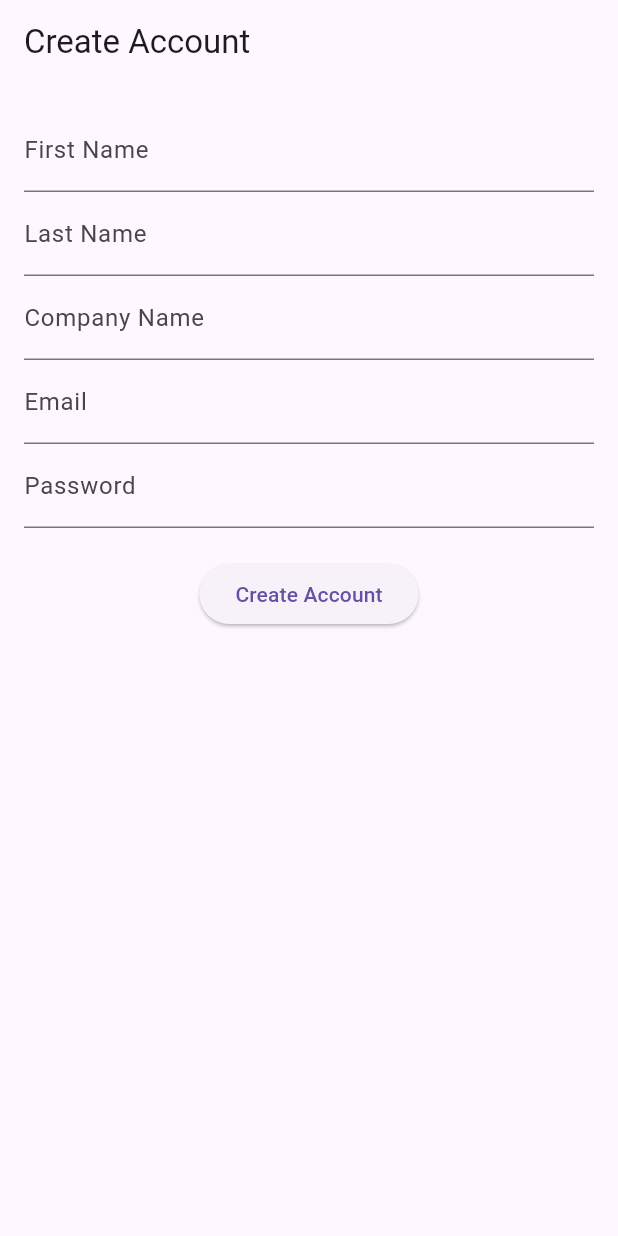
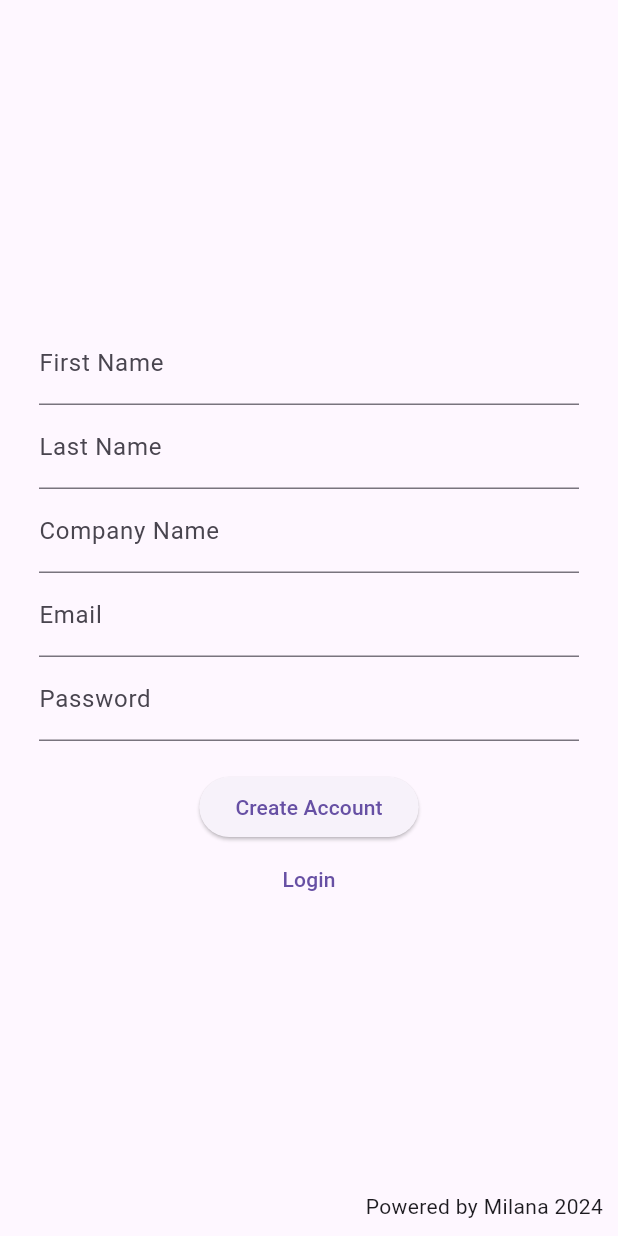
Before and after one commit to becejacM/firebase-auth-starter-flutter, a Flutter app: the screen it shows after launch, after a tap on "Create Account", on a phone screen of 412 x 824 dp. Run offline on Flutter 3.47's test engine with Material 3 defaults, Android fonts, the phone set to English and light mode, and no system bars; our stand-ins replace auto_route, bloc, cloud_firestore, equatable, firebase_auth, firebase_core and 3 more; accounts and stored records are empty; network calls fail.

Commit message:
di added, base state and base screen added, auto_route instead go_router

```diff
--- /dev/null
+++ b/firebase_login/lib/core/app/dependency_injection/injection.dart
@@ -0,0 +1,10 @@
+import 'package:get_it/get_it.dart';
+import 'package:injectable/injectable.dart';
+import 'injection.config.dart';
+
+final getIt = GetIt.instance;
+
+@InjectableInit()
+void configureInjection(String environment) {
+  $initGetIt(getIt, environment: environment);
+}
--- a/firebase_login/lib/core/app/navigation/app.dart
+++ /dev/null
@@ -1,50 +0,0 @@
-import 'package:flutter/material.dart';
-import 'package:go_router/go_router.dart';
-import 'package:flutter_bloc/flutter_bloc.dart';
-import 'package:firebase_login/feature/authentication/bloc/authentication_bloc.dart';
-import 'package:firebase_login/feature/authentication/screens/login.dart';
-import 'package:firebase_login/feature/authentication/screens/create_account.dart';
-import 'package:firebase_login/feature/home/screens/home.dart';
-
-class MyAppWithRouter extends StatelessWidget {
-  @override
-  Widget build(BuildContext context) {
-    final GoRouter _router = GoRouter(
-      initialLocation: '/',
-      routes: [
-        GoRoute(
-          path: '/',
-          builder: (context, state) => BlocBuilder<AuthenticationBloc, AuthenticationState>(
-            builder: (context, state) {
-              if (state is AuthenticationAuthenticated) {
-                return Home();
-              } else if (state is AuthenticationUnauthenticated) {
-                return Login();
-              } else if (state is AuthenticationLoading) {
-                return Center(child: CircularProgressIndicator());
-              } else {
-                return Login();
-              }
-            },
-          ),
-        ),
-        GoRoute(
-          path: '/create_account',
-          builder: (context, state) => CreateAccount(),
-        ),
-        GoRoute(
-          path: '/home',
-          builder: (context, state) => Home(),
-        ),
-      ],
-    );
-
-    return MaterialApp.router(
-      routerConfig: _router,
-      title: 'Flutter Demo',
-      theme: ThemeData(
-        primarySwatch: Colors.blue,
-      ),
-    );
-  }
-}
--- a/firebase_login/lib/feature/authentication/bloc/authentication_bloc.dart
+++ b/firebase_login/lib/feature/authentication/bloc/authentication_bloc.dart
@@ -1,12 +1,17 @@
 import 'package:bloc/bloc.dart';
 import 'package:equatable/equatable.dart';
+import 'package:firebase_login/feature/authentication/model/user_entity.dart';
 import 'package:firebase_login/feature/authentication/service/auth_service.dart';
-import 'package:firebase_login/feature/authentication/model/user_entity.dart';
+import 'package:injectable/injectable.dart';
+
+import '../../base/bloc/base_bloc.dart';
 
 part 'authentication_event.dart';
 part 'authentication_state.dart';
 
-class AuthenticationBloc extends Bloc<AuthenticationEvent, AuthenticationState> {
+@injectable
+class AuthenticationBloc
+    extends Bloc<AuthenticationEvent, AuthenticationState> {
   final AuthService _authService;
 
   AuthenticationBloc({required AuthService authService})
@@ -18,10 +23,12 @@ class AuthenticationBloc extends Bloc<AuthenticationEvent, AuthenticationState>
     on<AuthenticationCheckRequested>(_onCheckRequested);
   }
 
-  void _onLoggedIn(AuthenticationLoggedIn event, Emitter<AuthenticationState> emit) async {
+  void _onLoggedIn(
+      AuthenticationLoggedIn event, Emitter<AuthenticationState> emit) async {
     emit(AuthenticationLoading());
     try {
-      final user = await _authService.signIn(email: event.email, password: event.password);
+      final user = await _authService.signIn(
+          email: event.email, password: event.password);
       if (user != null) {
         emit(AuthenticationAuthenticated(user));
       } else {
@@ -32,7 +39,8 @@ class AuthenticationBloc extends Bloc<AuthenticationEvent, AuthenticationState>
     }
   }
 
-  void _onSignedUp(AuthenticationSignedUp event, Emitter<AuthenticationState> emit) async {
+  void _onSignedUp(
+      AuthenticationSignedUp event, Emitter<AuthenticationState> emit) async {
     emit(AuthenticationLoading());
     try {
       final user = await _authService.signUp(
@@ -52,12 +60,14 @@ class AuthenticationBloc extends Bloc<AuthenticationEvent, AuthenticationState>
     }
   }
 
-  void _onLoggedOut(AuthenticationLoggedOut event, Emitter<AuthenticationState> emit) async {
+  void _onLoggedOut(
+      AuthenticationLoggedOut event, Emitter<AuthenticationState> emit) async {
     await _authService.signOut();
     emit(AuthenticationUnauthenticated());
   }
 
-  void _onCheckRequested(AuthenticationCheckRequested event, Emitter<AuthenticationState> emit) async {
+  void _onCheckRequested(AuthenticationCheckRequested event,
+      Emitter<AuthenticationState> emit) async {
     final user = await _authService.currentUser;
     if (user != null) {
       emit(AuthenticationAuthenticated(user));
--- a/firebase_login/lib/feature/authentication/bloc/authentication_state.dart
+++ b/firebase_login/lib/feature/authentication/bloc/authentication_state.dart
@@ -1,11 +1,6 @@
 part of 'authentication_bloc.dart';
 
-abstract class AuthenticationState extends Equatable {
-  const AuthenticationState();
-
-  @override
-  List<Object> get props => [];
-}
+abstract class AuthenticationState extends BaseState {}
 
 class AuthenticationInitial extends AuthenticationState {}
 
@@ -14,7 +9,7 @@ class AuthenticationLoading extends AuthenticationState {}
 class AuthenticationAuthenticated extends AuthenticationState {
   final UserEntity user;
 
-  const AuthenticationAuthenticated(this.user);
+  AuthenticationAuthenticated(this.user);
 
   @override
   List<Object> get props => [user];
--- a/firebase_login/lib/feature/authentication/screens/create_account.dart
+++ b/firebase_login/lib/feature/authentication/screens/create_account.dart
@@ -1,9 +1,12 @@
+import 'package:auto_route/auto_route.dart';
+import 'package:firebase_login/core/app/navigation/app_router.dart';
+import 'package:firebase_login/feature/authentication/bloc/authentication_bloc.dart';
+import 'package:firebase_login/feature/base/bloc/base_bloc.dart';
+import 'package:firebase_login/feature/base/screens/base_screen.dart';
 import 'package:flutter/material.dart';
 import 'package:flutter_bloc/flutter_bloc.dart';
-import 'package:go_router/go_router.dart';
-import 'package:firebase_login/feature/authentication/bloc/authentication_bloc.dart';
 
-class CreateAccount extends StatelessWidget {
+class CreateAccountPage extends StatelessWidget {
   final TextEditingController _emailController = TextEditingController();
   final TextEditingController _passwordController = TextEditingController();
   final TextEditingController _firstNameController = TextEditingController();
@@ -12,21 +15,11 @@ class CreateAccount extends StatelessWidget {
 
   @override
   Widget build(BuildContext context) {
-    return Scaffold(
-      appBar: AppBar(title: Text('Create Account')),
-      body: BlocListener<AuthenticationBloc, AuthenticationState>(
-        listener: (context, state) {
-          if (state is AuthenticationAuthenticated) {
-            context.go('/home');
-          } else if (state is AuthenticationFailure) {
-            ScaffoldMessenger.of(context).showSnackBar(SnackBar(
-              content: Text(state.error),
-            ));
-          }
-        },
+    return BaseScreen<AuthenticationBloc, AuthenticationState>(
       child: Padding(
         padding: const EdgeInsets.all(16.0),
         child: Column(
+          mainAxisAlignment: MainAxisAlignment.center,
           children: [
             TextField(
               controller: _firstNameController,
@@ -64,13 +57,32 @@ class CreateAccount extends StatelessWidget {
                   lastName: lastName,
                   companyName: companyName,
                 ));
+                context.read<BaseBloc>().add(BaseLoadingEvent());
               },
               child: Text('Create Account'),
+            ),
+            TextButton(
+              onPressed: () {
+                context.router.push(LoginRoute());
+              },
+              child: Text('Login'),
             ),
           ],
         ),
       ),
-      ),
+      listener: (context, state) {
+        if (state is AuthenticationAuthenticated) {
+          context.read<BaseBloc>().add(BaseLoadedEvent());
+          context.router.replace(HomeRoute());
+        } else if (state is AuthenticationFailure) {
+          context.read<BaseBloc>().add(BaseLoadedEvent());
+          ScaffoldMessenger.of(context).showSnackBar(SnackBar(
+            content: Text(state.error),
+          ));
+        } else if (state is AuthenticationLoading) {
+          context.read<BaseBloc>().add(BaseLoadingEvent());
+        }
+      },
     );
   }
 }
--- a/firebase_login/lib/feature/authentication/screens/login.dart
+++ b/firebase_login/lib/feature/authentication/screens/login.dart
@@ -1,29 +1,22 @@
+import 'package:auto_route/auto_route.dart';
+import 'package:firebase_login/core/app/navigation/app_router.dart';
+import 'package:firebase_login/feature/authentication/bloc/authentication_bloc.dart';
+import 'package:firebase_login/feature/base/bloc/base_bloc.dart';
+import 'package:firebase_login/feature/base/screens/base_screen.dart';
 import 'package:flutter/material.dart';
 import 'package:flutter_bloc/flutter_bloc.dart';
-import 'package:go_router/go_router.dart';
-import 'package:firebase_login/feature/authentication/bloc/authentication_bloc.dart';
 
-class Login extends StatelessWidget {
+class LoginPage extends StatelessWidget {
   final TextEditingController _emailController = TextEditingController();
   final TextEditingController _passwordController = TextEditingController();
 
   @override
   Widget build(BuildContext context) {
-    return Scaffold(
-      appBar: AppBar(title: Text('Login')),
-      body: BlocListener<AuthenticationBloc, AuthenticationState>(
-        listener: (context, state) {
-          if (state is AuthenticationAuthenticated) {
-            context.go('/home');
-          } else if (state is AuthenticationFailure) {
-            ScaffoldMessenger.of(context).showSnackBar(SnackBar(
-              content: Text(state.error),
-            ));
-          }
-        },
+    return BaseScreen<AuthenticationBloc, AuthenticationState>(
       child: Padding(
         padding: const EdgeInsets.all(16.0),
         child: Column(
+          mainAxisAlignment: MainAxisAlignment.center,
           children: [
             TextField(
               controller: _emailController,
@@ -40,19 +33,32 @@ class Login extends StatelessWidget {
                 final email = _emailController.text;
                 final password = _passwordController.text;
                 context.read<AuthenticationBloc>().add(AuthenticationLoggedIn(email: email, password: password));
+                context.read<BaseBloc>().add(BaseLoadingEvent());
               },
               child: Text('Login'),
             ),
             TextButton(
               onPressed: () {
-                  context.go('/create_account');
+                context.router.push(CreateAccountRoute());
               },
               child: Text('Create Account'),
             ),
           ],
         ),
       ),
-      ),
+      listener: (context, state) {
+        if (state is AuthenticationAuthenticated) {
+          context.read<BaseBloc>().add(BaseLoadedEvent());
+          context.router.replace(HomeRoute());
+        } else if (state is AuthenticationFailure) {
+          context.read<BaseBloc>().add(BaseLoadedEvent());
+          ScaffoldMessenger.of(context).showSnackBar(SnackBar(
+            content: Text(state.error),
+          ));
+        } else if (state is AuthenticationLoading) {
+          context.read<BaseBloc>().add(BaseLoadingEvent());
+        }
+      },
     );
   }
 }
--- a/firebase_login/lib/feature/authentication/service/auth_service.dart
+++ b/firebase_login/lib/feature/authentication/service/auth_service.dart
@@ -1,13 +1,17 @@
+import 'package:firebase_login/feature/authentication/model/user_entity.dart';
+import 'package:injectable/injectable.dart';
+
 import 'firebase_auth_service.dart';
-import 'package:firebase_login/feature/authentication/model/user_entity.dart';
 
+@injectable
 class AuthService {
   final FirebaseAuthService _firebaseAuthService;
 
   AuthService({required FirebaseAuthService firebaseAuthService})
       : _firebaseAuthService = firebaseAuthService;
 
-  Future<UserEntity?> signIn({required String email, required String password}) {
+  Future<UserEntity?> signIn(
+      {required String email, required String password}) {
     return _firebaseAuthService.signIn(email: email, password: password);
   }
 
@@ -33,5 +37,6 @@ class AuthService {
 
   Future<UserEntity?> get currentUser => _firebaseAuthService.currentUser;
 
-  Stream<UserEntity?> authStateChanges() => _firebaseAuthService.authStateChanges();
+  Stream<UserEntity?> authStateChanges() =>
+      _firebaseAuthService.authStateChanges();
 }
--- /dev/null
+++ b/firebase_login/lib/feature/base/base_listener.dart
@@ -0,0 +1,31 @@
+import 'package:firebase_login/feature/base/bloc/base_bloc.dart';
+import 'package:flutter/material.dart';
+import 'package:flutter_bloc/flutter_bloc.dart';
+
+typedef BlocStateListener<S> = void Function(BuildContext context, S state);
+
+class BaseListener<B extends BlocBase<S>, S> extends StatelessWidget {
+  final Widget child;
+  final BlocStateListener<S>? listener;
+
+  const BaseListener({required this.child, this.listener, Key? key})
+      : super(key: key);
+
+  @override
+  Widget build(BuildContext context) {
+    return BlocListener<B, S>(
+      listener: (context, state) {
+        if (state is BaseLoading) {
+          context.read<BaseBloc>().add(BaseLoadingEvent());
+        } else {
+          context.read<BaseBloc>().add(BaseLoadedEvent());
+        }
+
+        if (listener != null) {
+          listener!(context, state);
+        }
+      },
+      child: child,
+    );
+  }
+}
--- /dev/null
+++ b/firebase_login/lib/feature/base/bloc/base_bloc.dart
@@ -0,0 +1,14 @@
+import 'package:bloc/bloc.dart';
+import 'package:equatable/equatable.dart';
+import 'package:injectable/injectable.dart';
+
+part 'base_event.dart';
+part 'base_state.dart';
+
+@injectable
+class BaseBloc extends Bloc<BaseEvent, BaseState> {
+  BaseBloc() : super(BaseInitial()) {
+    on<BaseLoadingEvent>((event, emit) => emit(BaseLoading()));
+    on<BaseLoadedEvent>((event, emit) => emit(BaseLoaded()));
+  }
+}
--- /dev/null
+++ b/firebase_login/lib/feature/base/bloc/base_event.dart
@@ -0,0 +1,12 @@
+part of 'base_bloc.dart';
+
+abstract class BaseEvent extends Equatable {
+  const BaseEvent();
+
+  @override
+  List<Object> get props => [];
+}
+
+class BaseLoadingEvent extends BaseEvent {}
+
+class BaseLoadedEvent extends BaseEvent {}
--- /dev/null
+++ b/firebase_login/lib/feature/base/bloc/base_state.dart
@@ -0,0 +1,14 @@
+part of 'base_bloc.dart';
+
+abstract class BaseState extends Equatable {
+  const BaseState();
+
+  @override
+  List<Object> get props => [];
+}
+
+class BaseInitial extends BaseState {}
+
+class BaseLoading extends BaseState {}
+
+class BaseLoaded extends BaseState {}
--- /dev/null
+++ b/firebase_login/lib/feature/base/screens/base_screen.dart
@@ -0,0 +1,42 @@
+import 'package:firebase_login/feature/base/base_listener.dart';
+import 'package:firebase_login/feature/base/bloc/base_bloc.dart';
+import 'package:flutter/material.dart';
+import 'package:flutter_bloc/flutter_bloc.dart';
+
+class BaseScreen<B extends BlocBase<S>, S> extends StatelessWidget {
+  final Widget child;
+  final BlocStateListener<S>? listener;
+
+  const BaseScreen({required this.child, this.listener, Key? key})
+      : super(key: key);
+
+  @override
+  Widget build(BuildContext context) {
+    return BlocBuilder<BaseBloc, BaseState>(
+      builder: (context, state) {
+        return Scaffold(
+          body: Stack(
+            children: [
+              Center(
+                child: Padding(
+                  padding: const EdgeInsets.all(10.0),
+                  child: BaseListener<B, S>(
+                    child: child,
+                    listener: listener,
+                  ),
+                ),
+              ),
+              if (state is BaseLoading)
+                Center(child: CircularProgressIndicator()),
+              Positioned(
+                bottom: 10,
+                right: 10,
+                child: Text('Powered by Milana 2024'),
+              ),
+            ],
+          ),
+        );
+      },
+    );
+  }
+}
--- a/firebase_login/lib/main.dart
+++ b/firebase_login/lib/main.dart
@@ -1,34 +1,44 @@
+import 'package:firebase_core/firebase_core.dart';
+import 'package:firebase_login/feature/base/bloc/base_bloc.dart';
 import 'package:flutter/material.dart';
 import 'package:flutter_bloc/flutter_bloc.dart';
-import 'package:firebase_core/firebase_core.dart';
-import 'core/app/navigation/app.dart';
+import 'package:injectable/injectable.dart';
+
+import 'core/app/dependency_injection/injection.dart';
+import 'core/app/navigation/app_router.dart';
+import 'core/app/navigation/auth_guard.dart';
 import 'feature/authentication/bloc/authentication_bloc.dart';
-import 'feature/authentication/service/auth_service.dart';
-import 'feature/authentication/service/firebase_auth_service.dart';
-import 'package:firebase_login/feature/authentication/service/firebase_auth_service.dart';
-import 'package:firebase_login/feature/authentication/service/auth_service.dart';
-import 'package:firebase_login/feature/authentication/bloc/authentication_bloc.dart';
-import 'package:firebase_login/core/app/navigation/app.dart';
 
 void main() async {
   WidgetsFlutterBinding.ensureInitialized();
   await Firebase.initializeApp();
+  configureInjection(Environment.prod);
   runApp(MyApp());
 }
 
 class MyApp extends StatelessWidget {
+  final AppRouter _appRouter = AppRouter(authGuard: getIt<AuthGuard>());
+
   @override
   Widget build(BuildContext context) {
-    final FirebaseAuthService firebaseAuthService = FirebaseAuthService();
-    final AuthService authService = AuthService(firebaseAuthService: firebaseAuthService);
-
     return MultiBlocProvider(
       providers: [
         BlocProvider(
-          create: (context) => AuthenticationBloc(authService: authService)..add(AuthenticationCheckRequested()),
+          create: (context) =>
+              getIt<AuthenticationBloc>()..add(AuthenticationCheckRequested()),
+        ),
+        BlocProvider(
+          create: (context) => getIt<BaseBloc>(),
         ),
       ],
-      child: MyAppWithRouter(),
+      child: MaterialApp.router(
+        routerDelegate: _appRouter.delegate(),
+        routeInformationParser: _appRouter.defaultRouteParser(),
+        title: 'Flutter Demo',
+        theme: ThemeData(
+          primarySwatch: Colors.blue,
+        ),
+      ),
     );
   }
 }
```
Also changed, not shown: firebase_login/lib/core/app/navigation/app_router.dart (added, +21 -0 lines), firebase_login/lib/core/app/navigation/auth_guard.dart (added, +35 -0 lines), firebase_login/lib/feature/authentication/service/firebase_auth_service.dart (+13 -7 lines), firebase_login/lib/feature/home/screens/home.dart (+37 -22 lines), firebase_login/pubspec.yaml (+7 -1 lines), firebase_login/lib/core/app/dependency_injection/injection.config.dart (added), firebase_login/lib/core/app/navigation/app_router.gr.dart (added), firebase_login/pubspec.lock. Lines whose indentation alone changed are shown as unchanged.
